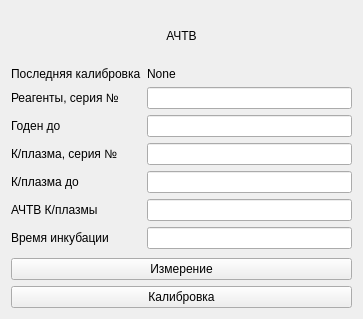
Above: choisedialog/ko2.ui from krang4d/Agrekola before the change. Below: the same form after it.
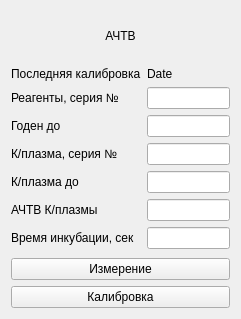
That is the form after the change.

The edit to the form file:
```diff
--- a/choisedialog/ko2.ui
+++ b/choisedialog/ko2.ui
@@ -6,7 +6,7 @@
    <rect>
     <x>0</x>
     <y>0</y>
-    <width>363</width>
+    <width>241</width>
     <height>319</height>
    </rect>
   </property>
@@ -57,7 +57,7 @@
         </size>
        </property>
        <property name="text">
-        <string>None</string>
+        <string>Date</string>
        </property>
       </widget>
      </item>
@@ -129,7 +129,10 @@
      <item row="6" column="0">
       <widget class="QLabel" name="label_26">
        <property name="text">
-        <string>Время инкубации</string>
+        <string>Время инкубации, сек</string>
+       </property>
+       <property name="buddy">
+        <cstring>lineEdit_2</cstring>
        </property>
       </widget>
      </item>
```
